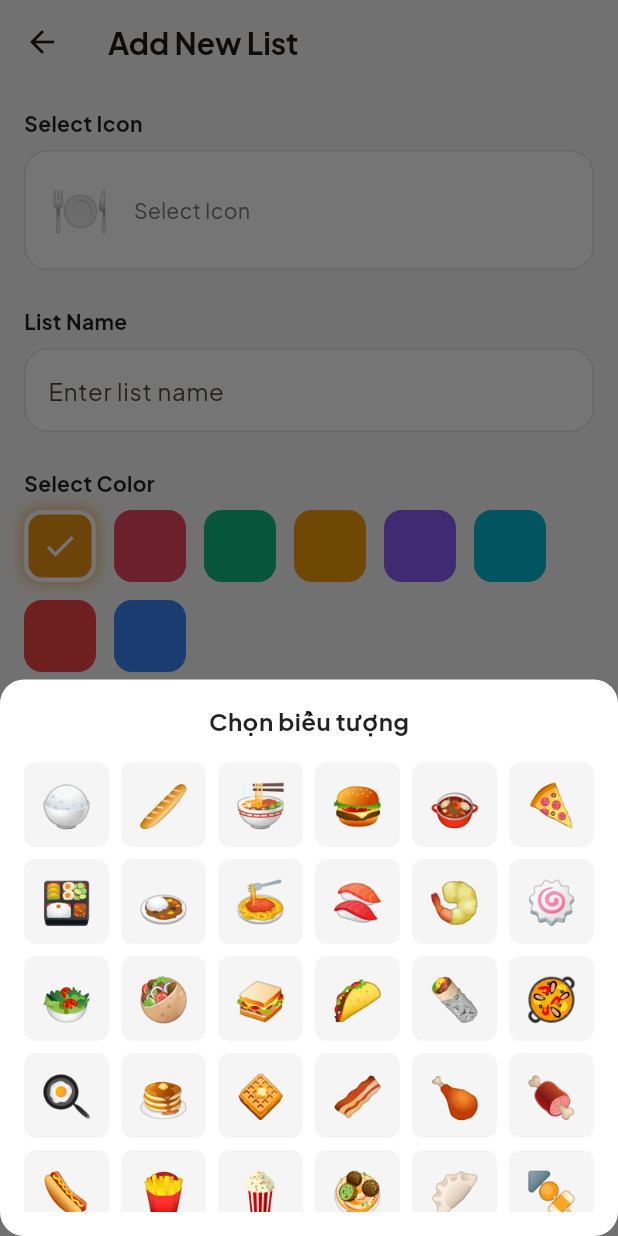
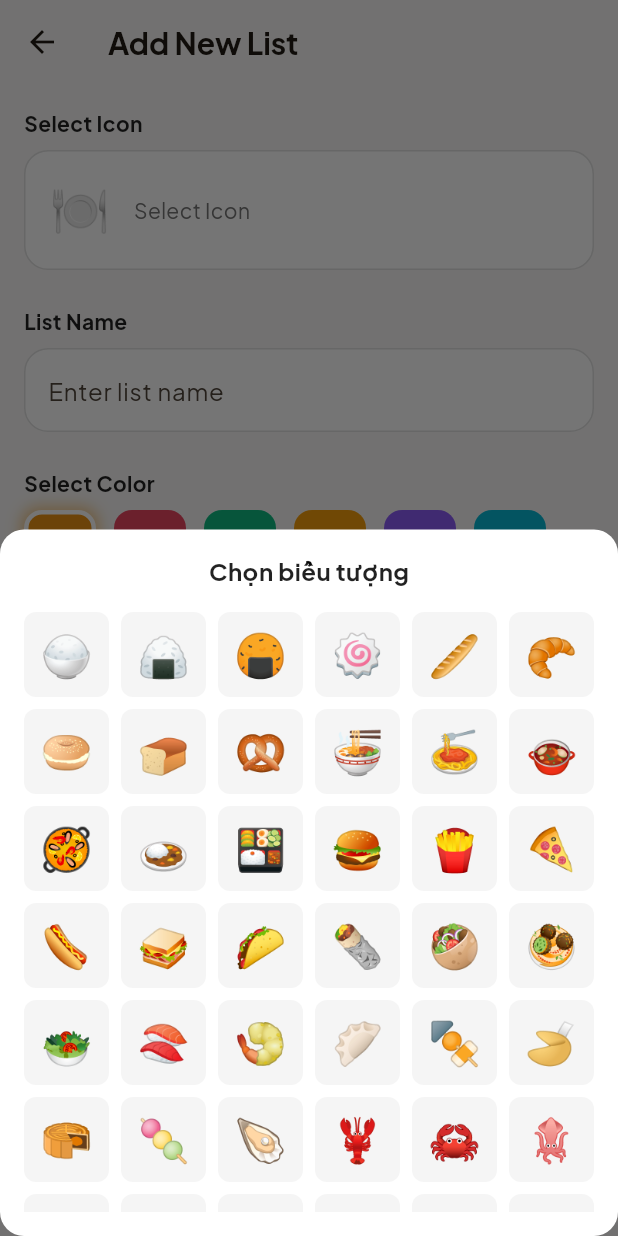
Before and after one commit to Nothing9x/what2eat, a Flutter app: the CategoryFormScreen screen opened directly, after a tap on "🍽️", on a phone screen of 412 x 824 dp. Run offline on Flutter 3.47's test engine with Material 3 defaults, Android fonts, the phone set to English and light mode, and no system bars; our stand-ins replace flutter_local_notifications, flutter_timezone, google_fonts, google_mobile_ads, shared_preferences, timezone; accounts and stored records are empty; network calls fail.

Commit message:
update icons for meal

```diff
--- a/lib/widgets/emoji_picker.dart
+++ b/lib/widgets/emoji_picker.dart
@@ -11,16 +11,56 @@ class EmojiPicker extends StatelessWidget {
   });
 
   static const List<String> foodEmojis = [
-    '🍚', '🥖', '🍜', '🍔', '🍲', '🍕',
-    '🍱', '🍛', '🍝', '🍣', '🍤', '🍥',
-    '🥗', '🥙', '🥪', '🌮', '🌯', '🥘',
-    '🍳', '🥞', '🧇', '🥓', '🍗', '🍖',
-    '🌭', '🍟', '🍿', '🧆', '🥟', '🍢',
-    '🍙', '🍘', '🍥', '🥠', '🥮', '🍡',
-    '🥧', '🧁', '🍰', '🎂', '🍮', '🍭',
-    '🍬', '🍫', '🍩', '🍪', '☕', '🍵',
-    '🧃', '🥤', '🧋', '🍹', '🍺', '🍻',
-    '🏪', '🍽️', '🥄', '🥢', '🍴', '🔪',
+    // Rice & Bread
+    '🍚', '🍙', '🍘', '🍥', '🥖', '🥐', '🥯', '🍞', '🥨',
+
+    // Noodles & Pasta
+    '🍜', '🍝', '🍲', '🥘', '🍛', '🍱',
+
+    // Fast Food
+    '🍔', '🍟', '🍕', '🌭', '🥪', '🌮', '🌯', '🥙', '🧆', '🥗',
+
+    // Asian Food
+    '🍣', '🍤', '🥟', '🍢', '🥠', '🥮', '🍡', '🦪', '🦞', '🦀', '🦑',
+
+    // Breakfast
+    '🍳', '🥞', '🧇', '🥓', '🥚',
+
+    // Meat & Poultry
+    '🍗', '🍖', '🥩', '🍤', '🦴',
+
+    // Snacks & Sides
+    '🍿', '🥨', '🧀', '🥜', '🌰', '🍠',
+
+    // Desserts & Sweets
+    '🥧', '🧁', '🍰', '🎂', '🍮', '🍭', '🍬', '🍫', '🍩', '🍪', '🧋', '🍨', '🍧', '🍦', '🥞',
+
+    // Fruits
+    '🍎', '🍏', '🍊', '🍋', '🍌', '🍉', '🍇', '🍓', '🫐', '🍈', '🍒', '🍑', '🥭', '🍍', '🥥', '🥝', '🍅', '🍆',
+
+    // Vegetables
+    '🥑', '🥦', '🥬', '🥒', '🌶️', '🫑', '🌽', '🥕', '🫒', '🧄', '🧅', '🥔', '🍄',
+
+    // Drinks - Hot
+    '☕', '🍵', '🧉', '🫖',
+
+    // Drinks - Cold
+    '🥤', '🧃', '🧋', '🥛', '🍼', '🫗',
+
+    // Drinks - Alcohol
+    '🍹', '🍸', '🍷', '🍾', '🍶', '🍺', '🍻', '🥂', '🧊',
+
+    // Seafood
+    '🐟', '🐠', '🐡', '🦈', '🐙', '🦐', '🦑', '🦞', '🦀', '🦪',
+
+    // International Food
+    '🫔', '🥙', '🧆', '🫓', '🥘', '🍝', '🥟', '🍱', '🍲', '🥗',
+
+    // Utensils & Dining
+    '🍽️', '🥄', '🥢', '🍴', '🔪', '🥣', '🥡', '🧂',
+
+    // Places & Misc
+    '🏪', '🍴', '🎂', '🥡', '🫙',
   ];
 
   @override
@@ -46,7 +86,7 @@ class EmojiPicker extends StatelessWidget {
           ),
           const SizedBox(height: 16),
           SizedBox(
-            height: 300,
+            height: 400,
             child: GridView.builder(
               gridDelegate: const SliverGridDelegateWithFixedCrossAxisCount(
                 crossAxisCount: 6,
```
